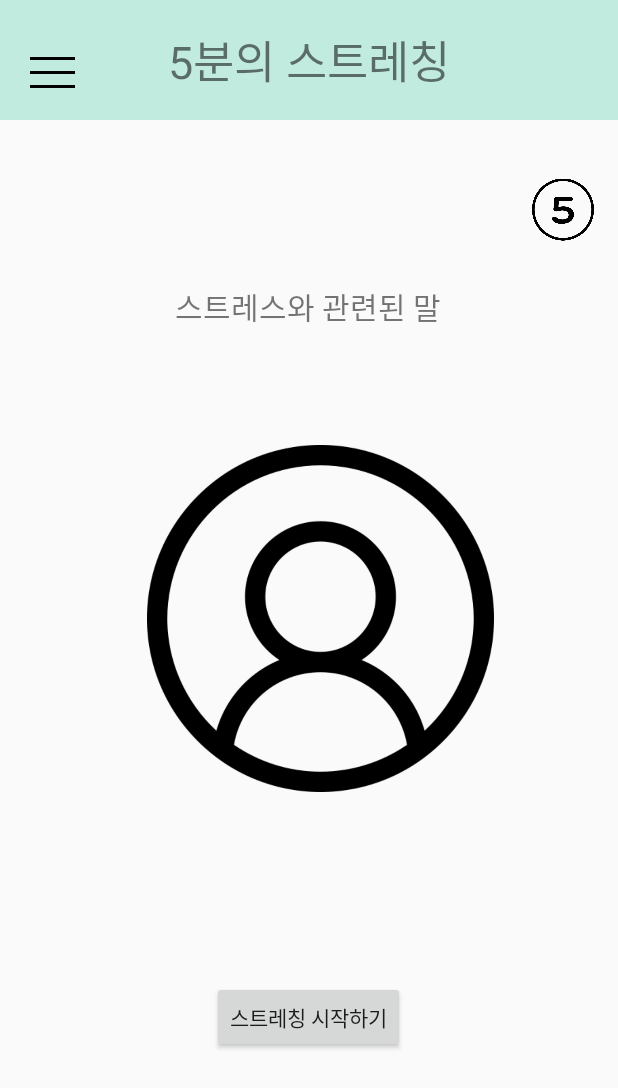
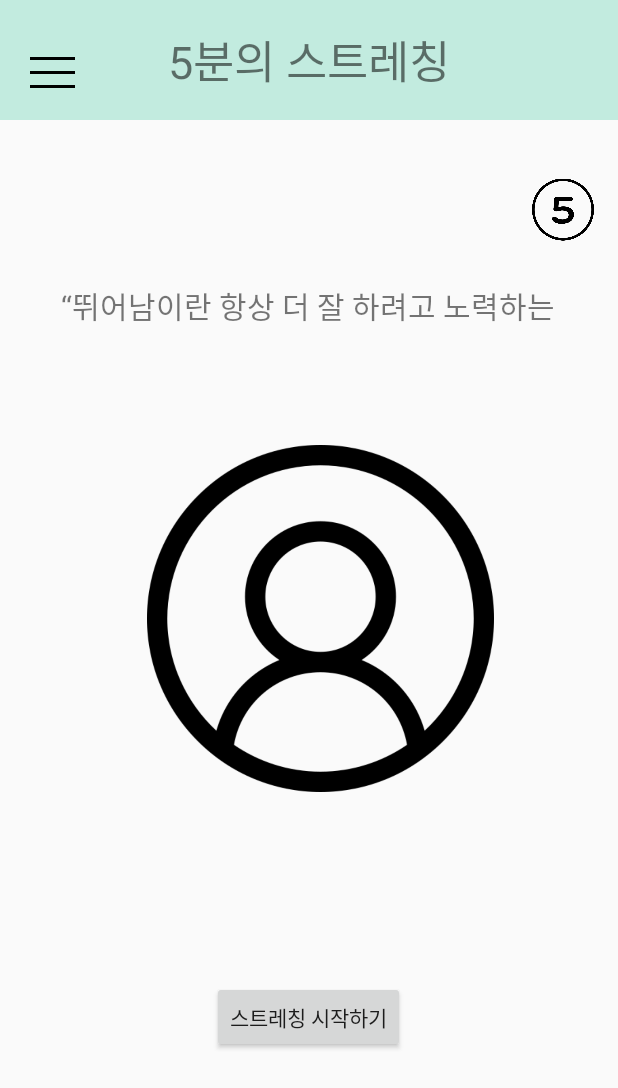
Before and after one commit to selene200104/todo_diary, an Android app: the screen it shows after launch (StretchingActivity), on a phone screen of 412 x 824 dp. Shown: the top 1088 px of the screen. Run offline under Robolectric (Android 15) with nearby library versions, the phone set to English and light mode, and no system bars.

Commit message:
명언 배열을 만들어서 배열에 명언들을 넣고 출력

```diff
--- a/app/src/main/java/com/example/todo_diary/StretchingActivity.java
+++ b/app/src/main/java/com/example/todo_diary/StretchingActivity.java
@@ -5,6 +5,7 @@ import androidx.appcompat.app.AppCompatActivity;
 import android.os.Bundle;
 import android.widget.ImageButton;
 import android.widget.ImageView;
+import android.widget.TextView;
 
 import java.util.ArrayList;
 
@@ -12,6 +13,7 @@ public class StretchingActivity extends AppCompatActivity {
 
     int stretchingTimeMax = 6;
     int[] stretchingTimeImgs = new int[stretchingTimeMax];
+    ArrayList<String> wiseSaying = new ArrayList<>();
 
     @Override
     protected void onCreate(Bundle savedInstanceState) {
@@ -22,6 +24,22 @@ public class StretchingActivity extends AppCompatActivity {
         for (int i = 0; i < stretchingTimeMax; i++) {
             stretchingTimeImgs[i] = getApplicationContext().getResources().getIdentifier( "minute"+i, "drawable", "com.example.todo_diary");
         }
+
+        //명언배열에 값을 넣어줌
+        wiseSaying.add("“뛰어남이란 항상 더 잘 하려고 노력하는 데에서 나온 꾸준한 결과이다.” -Pat Riley");
+        wiseSaying.add("“긴 인내 후의 실패는 충분히 노력하지 않은 것보다 훨씬 더 위대하다.” -George Eliot");
+        wiseSaying.add("“성공의 이전에는 노력이 있음을 항상 기억하라. 심지어 사전에서도 그렇다.” -Sarah Ban Breathnach");
+        wiseSaying.add("“당신의 최대 기적에 가장 가까울 때, 당신은 가장 최대 역경을 마주하게 될 것이다.” -Shannon L. Alder");
+        wiseSaying.add("“천리길도 한 걸음부터.” -Lao Tzu");
+        wiseSaying.add("“나는 실패한 적이 없다. 그저 작동하지 않는 10,000개의 방법들을 발견했을 뿐이다.” –Thomas A. Edison");
+        wiseSaying.add("“질문은 누가 나를 허락하는가가 아니라, 누가 나를 멈추게 할 것인가이다.” -Ayn Rand");
+        wiseSaying.add(" “이 세상에서 당신은 오직 당신이 잡으려고 손을 뻗은 것만을 얻는다.” -Giovanni Boccaccio");
+        wiseSaying.add("“모든 스트라이크는 나를 다음 홈런에 한층 더 가깝게 해준다.” -Babe Ruth");
+        wiseSaying.add(" “성공하기 전에는 항상 그것이 불가능한 것처럼 보이기 마련이다.” -Nelson Mandela");
+
+        TextView wiseSayingText = (TextView) findViewById(R.id.stressText) ;
+        wiseSayingText.setText(wiseSaying.get(0));
+
         ImageView minuteImage = (ImageView) findViewById(R.id.timeImage);
         minuteImage.setImageResource(stretchingTimeImgs[stretchingTimeMax-1]);
     }
```
